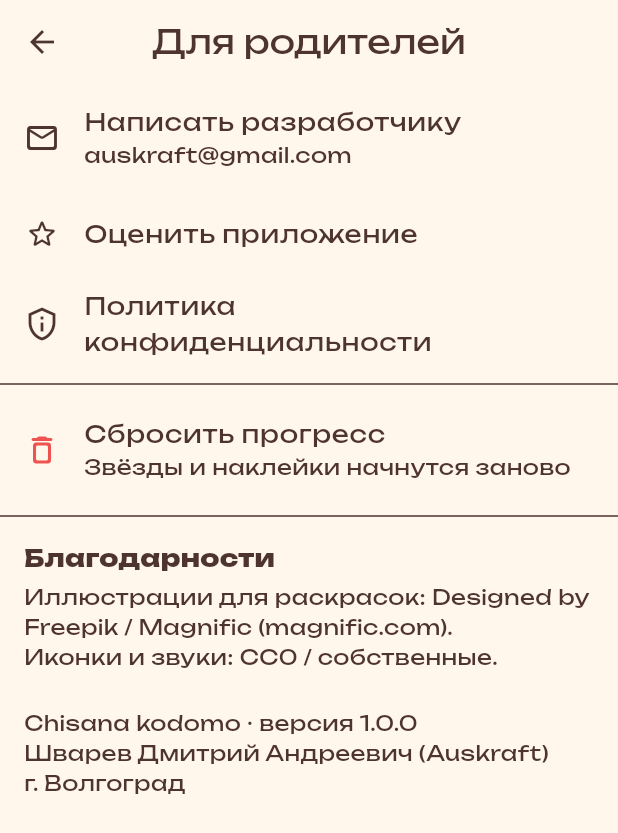
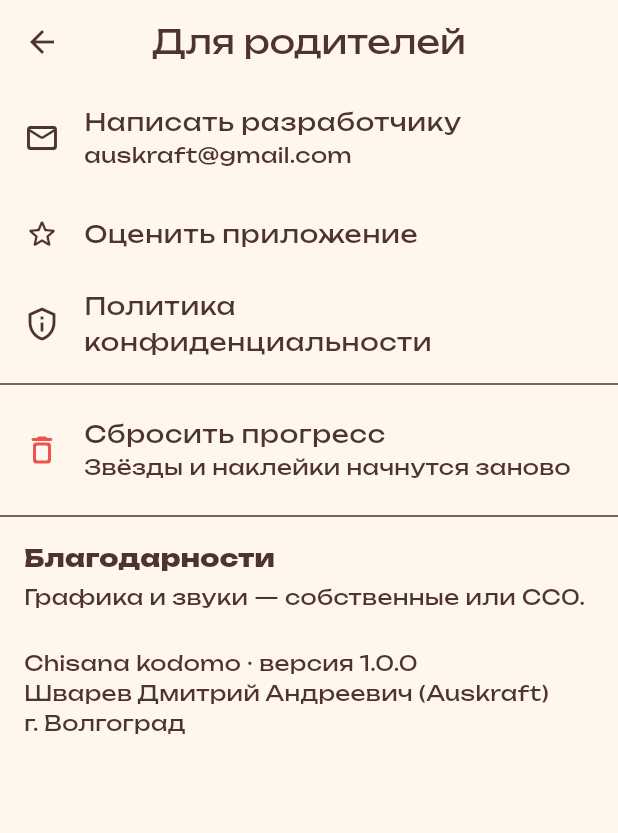
Before and after one commit to Auskraft/chisana_kodomo, a Flutter app: the ParentZoneScreen screen opened directly, on a phone screen of 412 x 824 dp. Shown: the top 833 px of the screen. Run offline on Flutter 3.47's test engine with Material 3 defaults, Android fonts, the phone set to English and light mode, and no system bars; our stand-ins replace audioplayers, flutter_tts, shared_preferences; missing offline and left inert: flame, flutter_displaymode; accounts and stored records are empty.

Commit message:
revert(coloring): убрал пробную раскраску этого автора + подпись Magnific
- удалил assets/coloring/set-children-objects.png (автор не используется)
- credits → нейтрально (без Freepik/Magnific)
- движок заливки и пайплайн assets/coloring/ остаются — ждут другие контуры

Co-Authored-By: Claude Opus 4.8 (1M context) <noreply@anthropic.com>

```diff
--- a/lib/core/legal/legal_texts.dart
+++ b/lib/core/legal/legal_texts.dart
@@ -6,11 +6,9 @@ abstract final class LegalTexts {
   static const String contactEmail = 'auskraft@gmail.com';
   static const String city = 'г. Волгоград';
 
-  /// Благодарности за сторонние ассеты (атрибуция). Уточни под реально
-  /// использованные источники: для Magnific/Freepik Free подпись обязательна.
-  static const String credits =
-      'Иллюстрации для раскрасок: Designed by Freepik / Magnific (magnific.com).\n'
-      'Иконки и звуки: CC0 / собственные.';
+  /// Благодарности за сторонние ассеты. Если используешь ассеты с обязательной
+  /// атрибуцией (напр. Freepik/Magnific Free) — впиши нужную строку сюда.
+  static const String credits = 'Графика и звуки — собственные или CC0.';
 
   /// Витрина-резюме приватности для экрана согласия (коротко и по-доброму).
   static const List<String> consentPoints = <String>[
```
Also changed, not shown: assets/coloring/set-children-objects.png (deleted).
